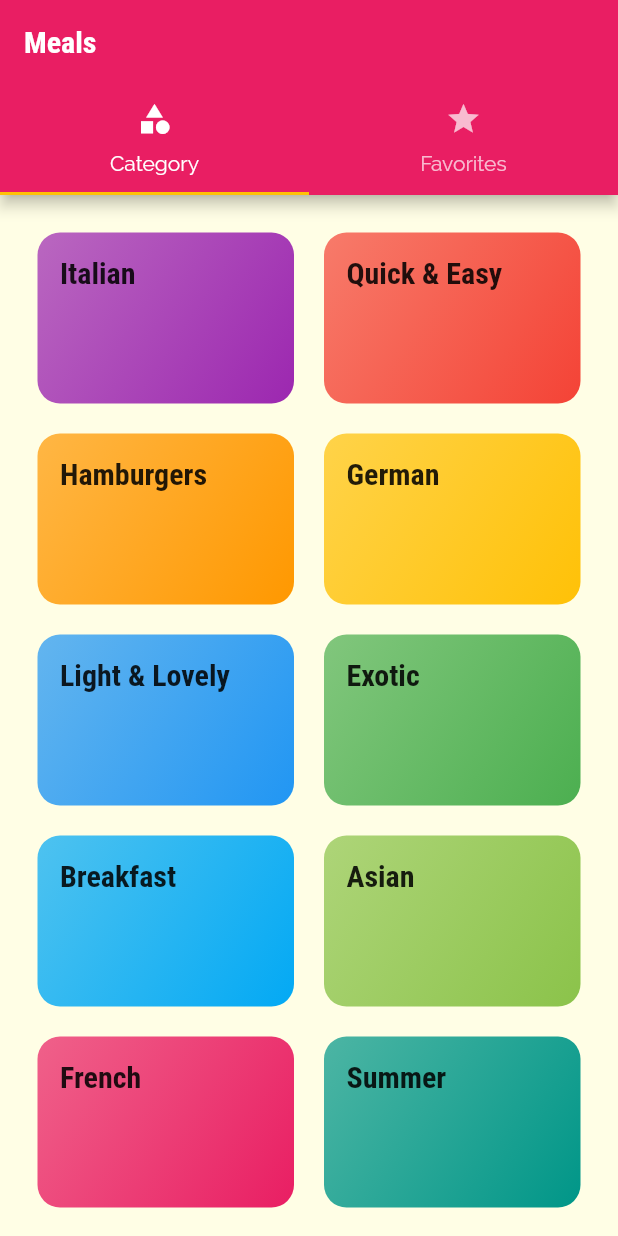
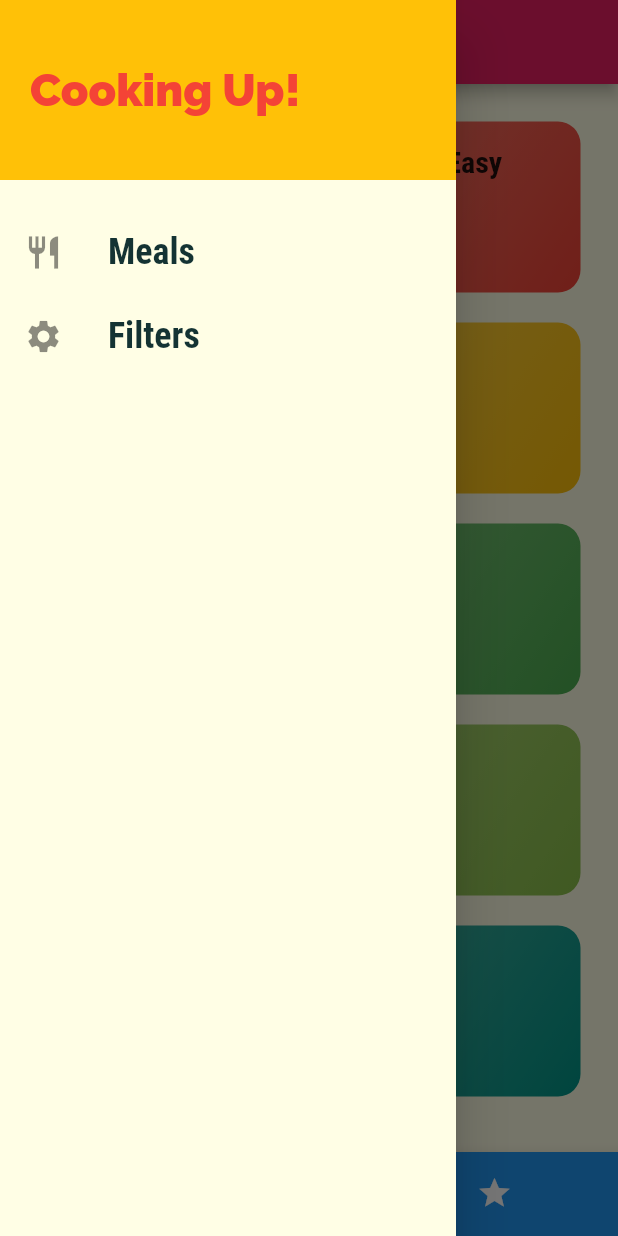
Before and after one commit to MEbadifar/flutter_meal_app, a Flutter app: the screen it shows after launch, with the side drawer open (before the commit the screen has no drawer), on a phone screen of 412 x 824 dp. Run offline on Flutter 3.47's test engine with Material 2 defaults, Android fonts, the phone set to English and light mode, and no system bars.

Commit message:
drawer link anf Filters option

```diff
--- a/lib/main.dart
+++ b/lib/main.dart
@@ -1,7 +1,11 @@
+import 'dart:core';
+
 import 'package:flutter/material.dart';
-
+import 'dummy_data.dart';
+import 'models/meal.dart';
 import 'screens/categories_screen.dart';
 import 'screens/category_meals_screen.dart';
+import 'screens/filters_screen.dart';
 import 'screens/meal_detail_screen.dart';
 import 'screens/tabs_screen.dart';
 
@@ -9,10 +13,39 @@ void main() {
   runApp(const MyApp());
 }
 
-class MyApp extends StatelessWidget {
+class MyApp extends StatefulWidget {
   const MyApp({Key? key}) : super(key: key);
 
-  // This widget is the root of your application.
+  @override
+  State<MyApp> createState() => _MyAppState();
+}
+
+class _MyAppState extends State<MyApp> {
+  Map<String, bool> _filters = {
+
+  };
+  List<Meal> _availableMeals = DUMMY_MEALS;
+  void _setFilters(Map<String, bool> filterData) {
+    setState(() {
+      _filters = filterData;
+      _availableMeals = DUMMY_MEALS.where((meal) {
+        if (_filters['gluten']! && !meal.isGlutenFree) {
+          return false;
+        }
+        if (_filters['lactose']! && !meal.isLactoseFree) {
+          return false;
+        }
+        if (_filters['vegan']! && !meal.isVegan) {
+          return false;
+        }
+        if (_filters['vegetarian']! && !meal.isVegetarian) {
+          return false;
+        }
+      return true;
+      }).toList();
+    });
+  }
+
   @override
   Widget build(BuildContext context) {
     return MaterialApp(
@@ -43,8 +76,10 @@ class MyApp extends StatelessWidget {
       initialRoute: '/',
       routes: {
         '/': (ctx) => const TabsScreen(),
-        CategoryMealsScreen.routName: (ctx) => CategoryMealsScreen(),
+        CategoryMealsScreen.routName: (ctx) =>
+            CategoryMealsScreen(_availableMeals),
         MealDetailScreen.routeName: (ctx) => MealDetailScreen(),
+        FiltersScreen.routName: (ctx) => FiltersScreen(_filters,_setFilters),
       },
       onGenerateRoute: (settings) {
         print(settings.arguments);
--- a/lib/screens/tabs_screen.dart
+++ b/lib/screens/tabs_screen.dart
@@ -1,8 +1,9 @@
 import 'package:flutter/material.dart';
-import 'package:flutter_meal_app/screens/favorites_screen.dart';
+import 'package:flutter_meal_app/widget/build_drawer_tile.dart';
 
+import '../widget/main_drawer.dart';
 import 'categories_screen.dart';
-import 'categories_screen.dart';
+import 'favorites_screen.dart';
 
 class TabsScreen extends StatefulWidget {
   const TabsScreen({Key? key}) : super(key: key);
@@ -12,34 +13,59 @@ class TabsScreen extends StatefulWidget {
 }
 
 class _TabsScreenState extends State<TabsScreen> {
+  final List<Map<String, Object>> _pages = [
+    {'page': const CategoriesScreen(), 'title': 'Categories'},
+    {'page': const FavoritesScreen(), 'title': 'Your Favorite'},
+  ];
+  int _selectedPageIndex = 0;
+  void _selectPage(int index) {
+    setState(() {
+      _selectedPageIndex = index;
+    });
+  }
+
   @override
   Widget build(BuildContext context) {
-    return DefaultTabController(
-      length: 2,
-      // initialIndex: 1,
-      child: Scaffold(
-        appBar: AppBar(
-          title: const Text('Meals'),
-          bottom: const TabBar(
-
-            tabs: [
-              Tab(
-                icon: Icon(
-                  Icons.category,
-                ),
-                text: 'Category',
-              ),
-              Tab(
-                icon: Icon(Icons.star),
-                text: 'Favorites',
-              ),
-            ],
+    return Scaffold(
+      appBar: AppBar(
+        title: Text(_pages[_selectedPageIndex]['title'] as String),
+      ),
+      drawer: MainDrawer(
+        children: [
+          BuildDrawerTile(
+              title: 'Meals',
+              icon: Icons.restaurant,
+              onTap: () {
+                Navigator.of(context).pushReplacementNamed('/');
+              }),
+          BuildDrawerTile(
+              title: 'Filters',
+              icon: Icons.settings,
+              onTap: () {
+                Navigator.of(context).pushReplacementNamed('/filters');
+              }),
+        ],
+      ),
+      body: _pages[_selectedPageIndex]['page'] as Widget,
+      bottomNavigationBar: BottomNavigationBar(
+        onTap: _selectPage,
+        backgroundColor: Theme.of(context).primaryColorDark,
+        unselectedItemColor: Colors.white,
+        selectedItemColor: Colors.amber,
+        currentIndex: _selectedPageIndex,
+        type: BottomNavigationBarType.shifting,
+        items: [
+          BottomNavigationBarItem(
+            backgroundColor: Theme.of(context).primaryColor,
+            icon: const Icon(Icons.category),
+            label: 'Categories',
           ),
-        ),
-        body: const TabBarView(children: [
-          CategoriesScreen(),
-          FavoritesScreen(),
-        ]),
+          BottomNavigationBarItem(
+            backgroundColor: Theme.of(context).primaryColor,
+            icon: const Icon(Icons.star),
+            label: 'Favorites',
+          ),
+        ],
       ),
     );
   }
--- /dev/null
+++ b/lib/widget/main_drawer.dart
@@ -0,0 +1,65 @@
+import 'package:flutter/material.dart';
+import '../screens/filters_screen.dart';
+
+class MainDrawer extends StatelessWidget {
+  Widget buildListTile(
+      String title, IconData icon, void Function() tapHandler) {
+    return ListTile(
+      leading: Icon(
+        icon,
+        size: 26,
+      ),
+      title: Text(
+        title,
+        style: const TextStyle(
+          fontFamily: 'RobotoCondensed',
+          fontSize: 24,
+          fontWeight: FontWeight.bold,
+        ),
+      ),
+      onTap: tapHandler,
+    );
+  }
+
+  final List<Widget>? children;
+
+  const MainDrawer({
+    Key? key,
+    this.children,
+  }) : super(key: key);
+
+  @override
+  Widget build(BuildContext context) {
+    return Drawer(
+      child: Column(
+        children: [
+          Container(
+            height: 120,
+            width: double.infinity,
+            padding: const EdgeInsets.all(20),
+            alignment: Alignment.centerLeft,
+            color: Colors.amber,
+            child: const Text(
+              'Cooking Up!',
+              style: TextStyle(
+                fontWeight: FontWeight.w900,
+                fontSize: 30,
+                color: Colors.red,
+              ),
+            ),
+          ),
+          const SizedBox(
+            height: 20,
+          ),
+          buildListTile('Meals', Icons.restaurant, () {
+            Navigator.of(context).pushNamed('/');
+          }),
+          buildListTile('Filters', Icons.settings, () {
+            Navigator.of(context).pushNamed(FiltersScreen.routName);
+            ;
+          }),
+        ],
+      ),
+    );
+  }
+}
```
Also changed, not shown: lib/screens/category_meals_screen.dart (+52 -24 lines), lib/screens/filters_screen.dart (added, +123 -0 lines), lib/screens/meal_detail_screen.dart (+8 -1 lines), lib/widget/build_drawer_tile.dart (added, +30 -0 lines), lib/widget/meal_item.dart (+9 -1 lines).
